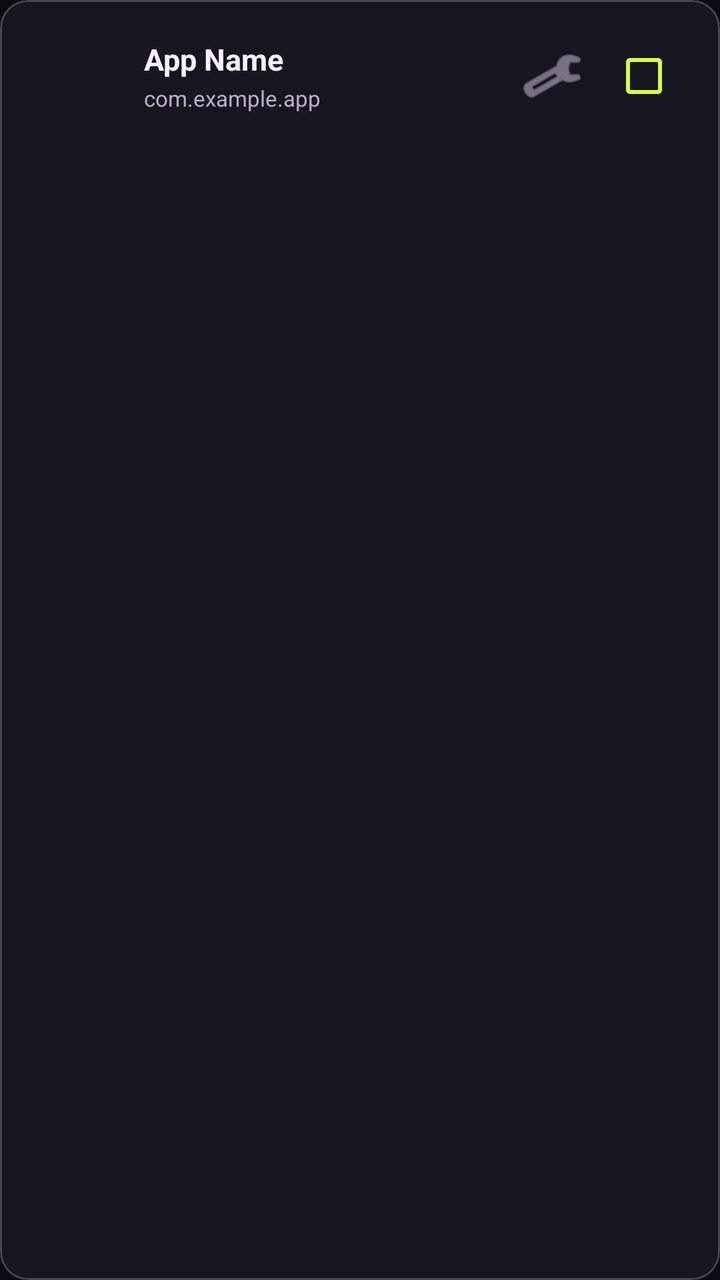
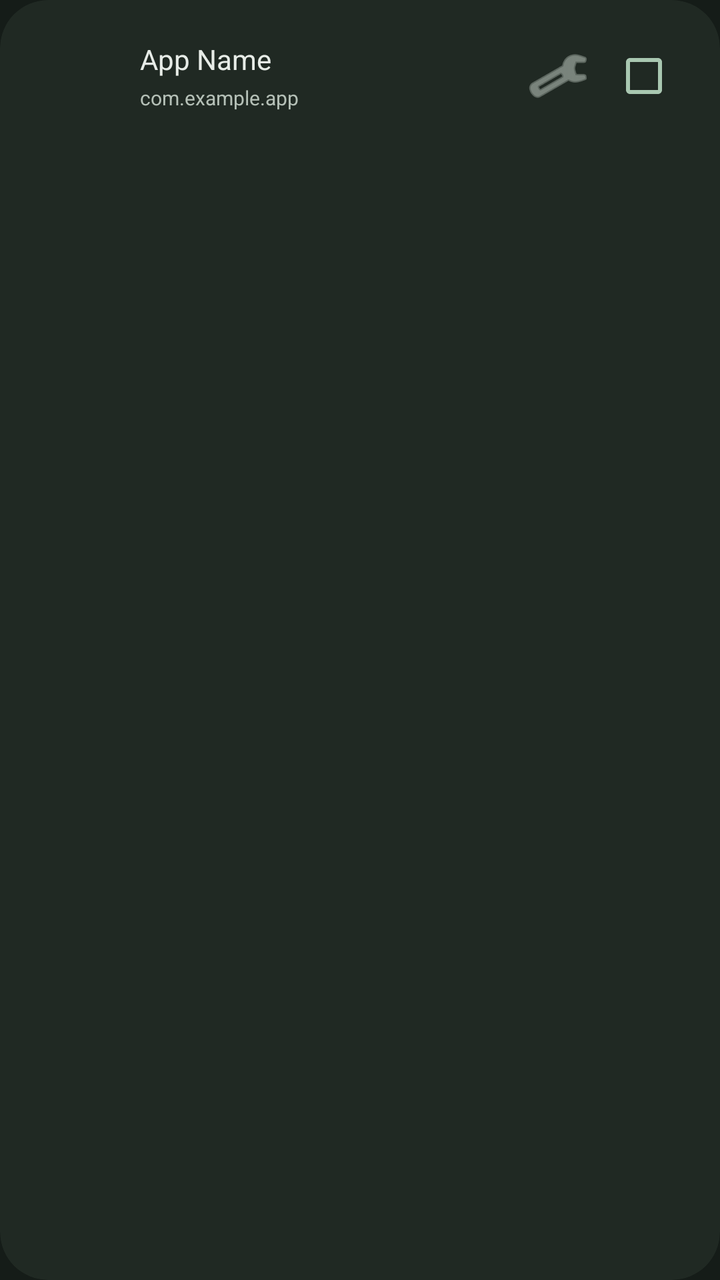

Screens rendered from an Android XML layout before and after an edit, with the pre-edit source and the edit as a unified diff.
<!-- AndroidManifest.xml: application theme Theme.ReelFocus -->
<!-- res/layout/item_app_selection.xml -->
<?xml version="1.0" encoding="utf-8"?>
<com.google.android.material.card.MaterialCardView
    xmlns:android="http://schemas.android.com/apk/res/android"
    xmlns:app="http://schemas.android.com/apk/res-auto"
    android:layout_width="match_parent"
    android:layout_height="wrap_content"
    android:layout_marginBottom="8dp"
    app:cardCornerRadius="14dp"
    app:cardElevation="0dp"
    app:cardBackgroundColor="@color/md_theme_surface"
    app:strokeColor="@color/md_theme_outline"
    app:strokeWidth="1dp">

    <LinearLayout
        android:layout_width="match_parent"
        android:layout_height="wrap_content"
        android:orientation="horizontal"
        android:gravity="center_vertical"
        android:padding="14dp"
        android:background="?attr/selectableItemBackground">

        
        <ImageView
            android:id="@+id/app_icon"
            android:layout_width="44dp"
            android:layout_height="44dp"
            android:scaleType="fitCenter"/>

        
        <LinearLayout
            android:layout_width="0dp"
            android:layout_height="wrap_content"
            android:layout_weight="1"
            android:orientation="vertical"
            android:layout_marginStart="14dp">

            <TextView
                android:id="@+id/app_name"
                android:layout_width="match_parent"
                android:layout_height="wrap_content"
                android:text="App Name"
                android:textSize="15sp"
                android:textStyle="bold"
                android:textColor="@color/md_theme_on_surface"/>

            <TextView
                android:id="@+id/app_package"
                android:layout_width="match_parent"
                android:layout_height="wrap_content"
                android:text="com.example.app"
                android:textSize="11sp"
                android:textColor="@color/md_theme_on_surface_variant"
                android:layout_marginTop="2dp"
                android:maxLines="1"
                android:ellipsize="end"/>
        </LinearLayout>

        
        <ImageButton
            android:id="@+id/app_config_button"
            android:layout_width="36dp"
            android:layout_height="36dp"
            android:src="@android:drawable/ic_menu_manage"
            android:background="?android:attr/selectableItemBackgroundBorderless"
            android:tint="@color/md_theme_on_surface_variant"
            android:layout_marginEnd="4dp"/>

        
        <CheckBox
            android:id="@+id/app_checkbox"
            android:layout_width="wrap_content"
            android:layout_height="wrap_content"
            android:buttonTint="@color/md_theme_primary"/>

    </LinearLayout>
</com.google.android.material.card.MaterialCardView>
<!-- resources referenced by this layout -->
<resources>
  <color name="md_theme_on_surface">#F6F1FF</color>
  <color name="md_theme_on_surface_variant">#B8B1C6</color>
  <color name="md_theme_outline">#484452</color>
  <color name="md_theme_primary">#D7FF3F</color>
  <color name="md_theme_surface">#17151E</color>
  <style name="Theme.ReelFocus" parent="Theme.Material3.DayNight.NoActionBar">
          <item name="materialButtonStyle">@style/Widget.ReelFocus.Button.Filled</item>
  
          
          <item name="colorPrimary">@color/md_theme_primary</item>
          <item name="colorOnPrimary">@color/md_theme_on_primary</item>
          <item name="colorPrimaryContainer">@color/md_theme_primary_container</item>
          <item name="colorOnPrimaryContainer">@color/md_theme_on_primary_container</item>
          
          
          <item name="colorSecondary">@color/md_theme_secondary</item>
          <item name="colorOnSecondary">@color/md_theme_on_secondary</item>
          <item name="colorSecondaryContainer">@color/md_theme_secondary_container</item>
          <item name="colorOnSecondaryContainer">@color/md_theme_on_secondary_container</item>
          
          
          <item name="colorTertiary">@color/md_theme_tertiary</item>
          <item name="colorOnTertiary">@color/md_theme_on_tertiary</item>
          <item name="colorTertiaryContainer">@color/md_theme_tertiary_container</item>
          <item name="colorOnTertiaryContainer">@color/md_theme_on_tertiary_container</item>
          
          
          <item name="colorError">@color/md_theme_error</item>
          <item name="colorOnError">@color/md_theme_on_error</item>
          <item name="colorErrorContainer">@color/md_theme_error_container</item>
          <item name="colorOnErrorContainer">@color/md_theme_on_error_container</item>
          
          
          <item name="colorSurface">@color/md_theme_surface</item>
          <item name="colorOnSurface">@color/md_theme_on_surface</item>
          <item name="colorSurfaceVariant">@color/md_theme_surface_variant</item>
          <item name="colorOnSurfaceVariant">@color/md_theme_on_surface_variant</item>
          <item name="colorSurfaceContainerHighest">@color/md_theme_surface_container_highest</item>
          
          
          <item name="android:colorBackground">@color/md_theme_background</item>
          <item name="colorOnBackground">@color/md_theme_on_background</item>
          
          
          <item name="colorOutline">@color/md_theme_outline</item>
          <item name="colorOutlineVariant">@color/md_theme_outline_variant</item>
          
          
          <item name="shapeAppearanceSmallComponent">@style/ShapeAppearance.ReelFocus.SmallComponent</item>
          <item name="shapeAppearanceMediumComponent">@style/ShapeAppearance.ReelFocus.MediumComponent</item>
          <item name="shapeAppearanceLargeComponent">@style/ShapeAppearance.ReelFocus.LargeComponent</item>
          
          
          <item name="android:statusBarColor">@color/md_theme_background</item>
          <item name="android:navigationBarColor">@color/md_theme_background</item>
          <item name="android:windowLightStatusBar">false</item>
          <item name="android:windowLightNavigationBar">false</item>
          <item name="android:windowDrawsSystemBarBackgrounds">true</item>
      </style>
  <style name="Widget.ReelFocus.Button.Filled" parent="Widget.Material3.Button">
          <item name="cornerRadius">18dp</item>
          <item name="android:minHeight">52dp</item>
          <item name="android:stateListAnimator">@null</item>
          <item name="elevation">0dp</item>
      </style>
  <color name="md_theme_on_primary">#202600</color>
  <color name="md_theme_primary_container">#364400</color>
  <color name="md_theme_on_primary_container">#E8FF9A</color>
  <color name="md_theme_secondary">#FF6685</color>
  <color name="md_theme_on_secondary">#202600</color>
  <color name="md_theme_secondary_container">#541B2C</color>
  <color name="md_theme_on_secondary_container">#FFD3DE</color>
  <color name="md_theme_tertiary">#B69CFF</color>
  <color name="md_theme_on_tertiary">#24143F</color>
  <color name="md_theme_tertiary_container">#38245F</color>
  <color name="md_theme_on_tertiary_container">#E5D8FF</color>
  <color name="md_theme_error">#FF647C</color>
  <color name="md_theme_on_error">#3D0715</color>
  <color name="md_theme_error_container">#6E1028</color>
  <color name="md_theme_on_error_container">#FFD2DA</color>
  <color name="md_theme_surface_variant">#292632</color>
  <color name="md_theme_surface_container_highest">#484452</color>
  <color name="md_theme_background">#0C0B10</color>
  <color name="md_theme_on_background">#F6F1FF</color>
  <color name="md_theme_outline_variant">#292632</color>
  <style name="ShapeAppearance.ReelFocus.SmallComponent" parent="ShapeAppearance.Material3.SmallComponent">
          <item name="cornerFamily">rounded</item>
          <item name="cornerSize">12dp</item>
      </style>
  <style name="ShapeAppearance.ReelFocus.MediumComponent" parent="ShapeAppearance.Material3.MediumComponent">
          <item name="cornerFamily">rounded</item>
          <item name="cornerSize">22dp</item>
      </style>
  <style name="ShapeAppearance.ReelFocus.LargeComponent" parent="ShapeAppearance.Material3.LargeComponent">
          <item name="cornerFamily">rounded</item>
          <item name="cornerSize">32dp</item>
      </style>
</resources>

<!-- the commit's change to res/layout/item_app_selection.xml (unified diff, before → after) -->
@@ -1,76 +1,25 @@
 <?xml version="1.0" encoding="utf-8"?>
-<com.google.android.material.card.MaterialCardView
-    xmlns:android="http://schemas.android.com/apk/res/android"
+<com.google.android.material.card.MaterialCardView xmlns:android="http://schemas.android.com/apk/res/android"
     xmlns:app="http://schemas.android.com/apk/res-auto"
-    android:layout_width="match_parent"
-    android:layout_height="wrap_content"
-    android:layout_marginBottom="8dp"
-    app:cardCornerRadius="14dp"
-    app:cardElevation="0dp"
-    app:cardBackgroundColor="@color/md_theme_surface"
-    app:strokeColor="@color/md_theme_outline"
-    app:strokeWidth="1dp">
-
-    <LinearLayout
-        android:layout_width="match_parent"
-        android:layout_height="wrap_content"
-        android:orientation="horizontal"
-        android:gravity="center_vertical"
-        android:padding="14dp"
+    android:layout_width="match_parent" android:layout_height="wrap_content" android:layout_marginBottom="8dp"
+    app:cardCornerRadius="24dp" app:cardElevation="0dp" app:cardBackgroundColor="@color/md_theme_surface"
+    app:strokeWidth="0dp">
+    <LinearLayout android:layout_width="match_parent" android:layout_height="wrap_content"
+        android:orientation="horizontal" android:gravity="center_vertical" android:padding="14dp"
         android:background="?attr/selectableItemBackground">
-
-        
-        <ImageView
-            android:id="@+id/app_icon"
-            android:layout_width="44dp"
-            android:layout_height="44dp"
-            android:scaleType="fitCenter"/>
-
-        
-        <LinearLayout
-            android:layout_width="0dp"
-            android:layout_height="wrap_content"
-            android:layout_weight="1"
-            android:orientation="vertical"
-            android:layout_marginStart="14dp">
-
-            <TextView
-                android:id="@+id/app_name"
-                android:layout_width="match_parent"
-                android:layout_height="wrap_content"
-                android:text="App Name"
-                android:textSize="15sp"
-                android:textStyle="bold"
-                android:textColor="@color/md_theme_on_surface"/>
-
-            <TextView
-                android:id="@+id/app_package"
-                android:layout_width="match_parent"
-                android:layout_height="wrap_content"
-                android:text="com.example.app"
-                android:textSize="11sp"
-                android:textColor="@color/md_theme_on_surface_variant"
-                android:layout_marginTop="2dp"
-                android:maxLines="1"
-                android:ellipsize="end"/>
+        <ImageView android:id="@+id/app_icon" android:layout_width="42dp" android:layout_height="42dp" android:scaleType="fitCenter"/>
+        <LinearLayout android:layout_width="0dp" android:layout_height="wrap_content" android:layout_weight="1"
+            android:orientation="vertical" android:layout_marginStart="14dp">
+            <TextView android:id="@+id/app_name" android:layout_width="match_parent" android:layout_height="wrap_content"
+                android:text="App Name" android:textSize="14sp" android:textColor="@color/md_theme_on_surface"/>
+            <TextView android:id="@+id/app_package" android:layout_width="match_parent" android:layout_height="wrap_content"
+                android:text="com.example.app" android:textSize="10sp" android:textColor="@color/md_theme_on_surface_variant"
+                android:layout_marginTop="3dp" android:maxLines="1" android:ellipsize="end"/>
         </LinearLayout>
-
-        
-        <ImageButton
-            android:id="@+id/app_config_button"
-            android:layout_width="36dp"
-            android:layout_height="36dp"
-            android:src="@android:drawable/ic_menu_manage"
-            android:background="?android:attr/selectableItemBackgroundBorderless"
-            android:tint="@color/md_theme_on_surface_variant"
-            android:layout_marginEnd="4dp"/>
-
-        
-        <CheckBox
-            android:id="@+id/app_checkbox"
-            android:layout_width="wrap_content"
-            android:layout_height="wrap_content"
+        <ImageButton android:id="@+id/app_config_button" android:layout_width="34dp" android:layout_height="34dp"
+            android:src="@android:drawable/ic_menu_manage" android:background="?android:attr/selectableItemBackgroundBorderless"
+            android:tint="@color/md_theme_on_surface_variant" android:layout_marginEnd="2dp"/>
+        <CheckBox android:id="@+id/app_checkbox" android:layout_width="wrap_content" android:layout_height="wrap_content"
             android:buttonTint="@color/md_theme_primary"/>
-
     </LinearLayout>
 </com.google.android.material.card.MaterialCardView>
<!-- resource entries referenced after the edit -->
@@ -1,101 +1,79 @@
 <!-- resources referenced by this layout -->
 <resources>
-  <color name="md_theme_on_surface">#F6F1FF</color>
-  <color name="md_theme_on_surface_variant">#B8B1C6</color>
-  <color name="md_theme_outline">#484452</color>
-  <color name="md_theme_primary">#D7FF3F</color>
-  <color name="md_theme_surface">#17151E</color>
+  <color name="md_theme_on_surface">#E7ECE7</color>
+  <color name="md_theme_on_surface_variant">#B5C0B7</color>
+  <color name="md_theme_outline">#66776B</color>
+  <color name="md_theme_primary">#A9C7B1</color>
+  <color name="md_theme_surface">#202923</color>
   <style name="Theme.ReelFocus" parent="Theme.Material3.DayNight.NoActionBar">
           <item name="materialButtonStyle">@style/Widget.ReelFocus.Button.Filled</item>
-  
-          
           <item name="colorPrimary">@color/md_theme_primary</item>
           <item name="colorOnPrimary">@color/md_theme_on_primary</item>
           <item name="colorPrimaryContainer">@color/md_theme_primary_container</item>
           <item name="colorOnPrimaryContainer">@color/md_theme_on_primary_container</item>
-          
-          
           <item name="colorSecondary">@color/md_theme_secondary</item>
           <item name="colorOnSecondary">@color/md_theme_on_secondary</item>
           <item name="colorSecondaryContainer">@color/md_theme_secondary_container</item>
           <item name="colorOnSecondaryContainer">@color/md_theme_on_secondary_container</item>
-          
-          
           <item name="colorTertiary">@color/md_theme_tertiary</item>
           <item name="colorOnTertiary">@color/md_theme_on_tertiary</item>
           <item name="colorTertiaryContainer">@color/md_theme_tertiary_container</item>
           <item name="colorOnTertiaryContainer">@color/md_theme_on_tertiary_container</item>
-          
-          
           <item name="colorError">@color/md_theme_error</item>
           <item name="colorOnError">@color/md_theme_on_error</item>
           <item name="colorErrorContainer">@color/md_theme_error_container</item>
           <item name="colorOnErrorContainer">@color/md_theme_on_error_container</item>
-          
-          
           <item name="colorSurface">@color/md_theme_surface</item>
           <item name="colorOnSurface">@color/md_theme_on_surface</item>
           <item name="colorSurfaceVariant">@color/md_theme_surface_variant</item>
           <item name="colorOnSurfaceVariant">@color/md_theme_on_surface_variant</item>
           <item name="colorSurfaceContainerHighest">@color/md_theme_surface_container_highest</item>
-          
-          
           <item name="android:colorBackground">@color/md_theme_background</item>
           <item name="colorOnBackground">@color/md_theme_on_background</item>
-          
-          
           <item name="colorOutline">@color/md_theme_outline</item>
           <item name="colorOutlineVariant">@color/md_theme_outline_variant</item>
-          
-          
           <item name="shapeAppearanceSmallComponent">@style/ShapeAppearance.ReelFocus.SmallComponent</item>
           <item name="shapeAppearanceMediumComponent">@style/ShapeAppearance.ReelFocus.MediumComponent</item>
           <item name="shapeAppearanceLargeComponent">@style/ShapeAppearance.ReelFocus.LargeComponent</item>
-          
-          
           <item name="android:statusBarColor">@color/md_theme_background</item>
           <item name="android:navigationBarColor">@color/md_theme_background</item>
           <item name="android:windowLightStatusBar">false</item>
           <item name="android:windowLightNavigationBar">false</item>
           <item name="android:windowDrawsSystemBarBackgrounds">true</item>
+          <item name="android:windowBackground">@color/md_theme_background</item>
       </style>
   <style name="Widget.ReelFocus.Button.Filled" parent="Widget.Material3.Button">
-          <item name="cornerRadius">18dp</item>
-          <item name="android:minHeight">52dp</item>
-          <item name="android:stateListAnimator">@null</item>
-          <item name="elevation">0dp</item>
+          <item name="cornerRadius">28dp</item><item name="android:minHeight">56dp</item>
+          <item name="android:stateListAnimator">@null</item><item name="elevation">0dp</item>
       </style>
-  <color name="md_theme_on_primary">#202600</color>
-  <color name="md_theme_primary_container">#364400</color>
-  <color name="md_theme_on_primary_container">#E8FF9A</color>
-  <color name="md_theme_secondary">#FF6685</color>
-  <color name="md_theme_on_secondary">#202600</color>
-  <color name="md_theme_secondary_container">#541B2C</color>
-  <color name="md_theme_on_secondary_container">#FFD3DE</color>
-  <color name="md_theme_tertiary">#B69CFF</color>
-  <color name="md_theme_on_tertiary">#24143F</color>
-  <color name="md_theme_tertiary_container">#38245F</color>
-  <color name="md_theme_on_tertiary_container">#E5D8FF</color>
-  <color name="md_theme_error">#FF647C</color>
-  <color name="md_theme_on_error">#3D0715</color>
-  <color name="md_theme_error_container">#6E1028</color>
-  <color name="md_theme_on_error_container">#FFD2DA</color>
-  <color name="md_theme_surface_variant">#292632</color>
-  <color name="md_theme_surface_container_highest">#484452</color>
-  <color name="md_theme_background">#0C0B10</color>
-  <color name="md_theme_on_background">#F6F1FF</color>
-  <color name="md_theme_outline_variant">#292632</color>
+  <color name="md_theme_on_primary">#1C3024</color>
+  <color name="md_theme_primary_container">#31483A</color>
+  <color name="md_theme_on_primary_container">#DCEBDF</color>
+  <color name="md_theme_secondary">#C5B9D8</color>
+  <color name="md_theme_on_secondary">#30283A</color>
+  <color name="md_theme_secondary_container">#453B52</color>
+  <color name="md_theme_on_secondary_container">#E9E0F2</color>
+  <color name="md_theme_tertiary">#D6B9A9</color>
+  <color name="md_theme_on_tertiary">#3B2A22</color>
+  <color name="md_theme_tertiary_container">#574239</color>
+  <color name="md_theme_on_tertiary_container">#F0DED4</color>
+  <color name="md_theme_error">#DDA9A6</color>
+  <color name="md_theme_on_error">#3C2020</color>
+  <color name="md_theme_error_container">#573331</color>
+  <color name="md_theme_on_error_container">#F4DAD7</color>
+  <color name="md_theme_surface_variant">#2B352E</color>
+  <color name="md_theme_surface_container_highest">#3A463D</color>
+  <color name="md_theme_background">#151C18</color>
+  <color name="md_theme_on_background">#E7ECE7</color>
+  <color name="md_theme_outline_variant">#344139</color>
   <style name="ShapeAppearance.ReelFocus.SmallComponent" parent="ShapeAppearance.Material3.SmallComponent">
-          <item name="cornerFamily">rounded</item>
-          <item name="cornerSize">12dp</item>
+          <item name="cornerFamily">rounded</item><item name="cornerSize">18dp</item>
       </style>
   <style name="ShapeAppearance.ReelFocus.MediumComponent" parent="ShapeAppearance.Material3.MediumComponent">
-          <item name="cornerFamily">rounded</item>
-          <item name="cornerSize">22dp</item>
+          <item name="cornerFamily">rounded</item><item name="cornerSize">28dp</item>
       </style>
   <style name="ShapeAppearance.ReelFocus.LargeComponent" parent="ShapeAppearance.Material3.LargeComponent">
-          <item name="cornerFamily">rounded</item>
-          <item name="cornerSize">32dp</item>
+          <item name="cornerFamily">rounded</item><item name="cornerSize">38dp</item>
       </style>
 </resources>
 
